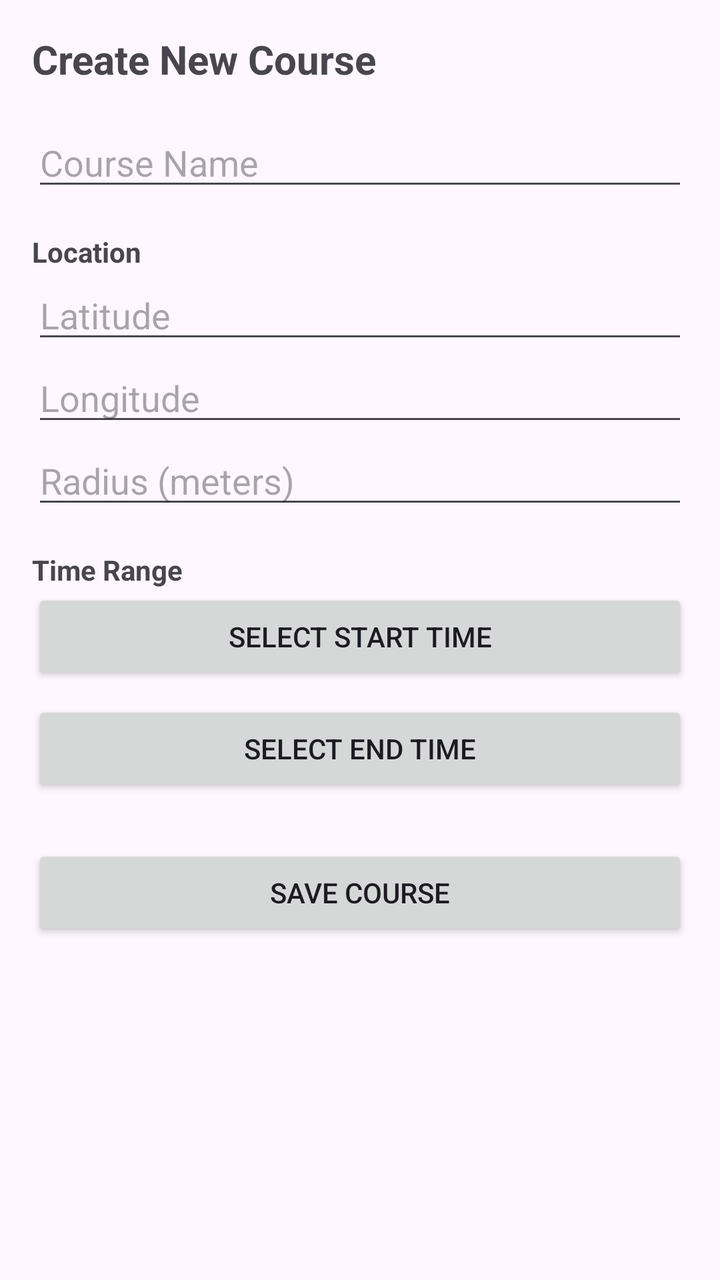
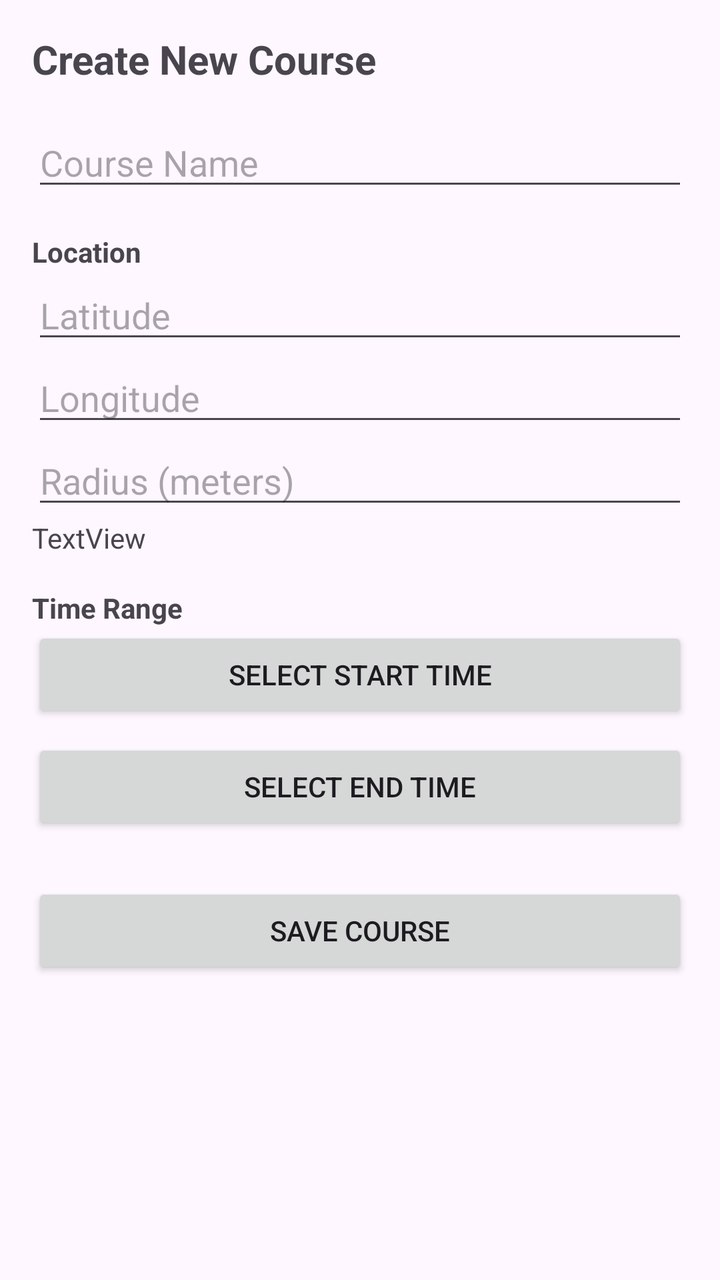

Screens rendered from an Android XML layout before and after an edit, with the pre-edit source and the edit as a unified diff.
<!-- AndroidManifest.xml: application theme Theme.RegistroAsistencia -->
<!-- res/layout/activity_create_course.xml -->
<?xml version="1.0" encoding="utf-8"?>
<ScrollView xmlns:android="http://schemas.android.com/apk/res/android"
    android:layout_width="match_parent"
    android:layout_height="match_parent"
    android:padding="16dp">

    <LinearLayout
        android:layout_width="match_parent"
        android:layout_height="wrap_content"
        android:orientation="vertical">

        <TextView
            android:layout_width="wrap_content"
            android:layout_height="wrap_content"
            android:text="Create New Course"
            android:textSize="20sp"
            android:textStyle="bold"
            android:layout_marginBottom="16dp"/>

        <EditText
            android:id="@+id/etCourseName"
            android:layout_width="match_parent"
            android:layout_height="wrap_content"
            android:hint="Course Name"/>

        <TextView
            android:layout_width="wrap_content"
            android:layout_height="wrap_content"
            android:text="Location"
            android:layout_marginTop="16dp"
            android:textStyle="bold"/>

        <EditText
            android:id="@+id/etLatitude"
            android:layout_width="match_parent"
            android:layout_height="wrap_content"
            android:hint="Latitude"
            android:inputType="numberDecimal|numberSigned"/>

        <EditText
            android:id="@+id/etLongitude"
            android:layout_width="match_parent"
            android:layout_height="wrap_content"
            android:hint="Longitude"
            android:inputType="numberDecimal|numberSigned"/>

        <EditText
            android:id="@+id/etRadius"
            android:layout_width="match_parent"
            android:layout_height="wrap_content"
            android:hint="Radius (meters)"
            android:inputType="numberDecimal"/>

        <TextView
            android:layout_width="wrap_content"
            android:layout_height="wrap_content"
            android:text="Time Range"
            android:layout_marginTop="16dp"
            android:textStyle="bold"/>

        <Button
            android:id="@+id/btnStartTime"
            android:layout_width="match_parent"
            android:layout_height="wrap_content"
            android:text="Select Start Time"/>

        <Button
            android:id="@+id/btnEndTime"
            android:layout_width="match_parent"
            android:layout_height="wrap_content"
            android:text="Select End Time"
            android:layout_marginTop="8dp"/>

        <Button
            android:id="@+id/btnSaveCourse"
            android:layout_width="match_parent"
            android:layout_height="wrap_content"
            android:text="Save Course"
            android:layout_marginTop="24dp"/>

    </LinearLayout>
</ScrollView>
<!-- resources referenced by this layout -->
<resources>
  <style name="Theme.RegistroAsistencia" parent="Base.Theme.RegistroAsistencia" />
  <style name="Base.Theme.RegistroAsistencia" parent="Theme.Material3.DayNight.NoActionBar">
          
          
      </style>
</resources>

<!-- the commit's change to res/layout/activity_create_course.xml (unified diff, before → after) -->
@@ -52,6 +52,12 @@
             android:inputType="numberDecimal"/>
 
         <TextView
+            android:id="@+id/btprueba"
+            android:layout_width="match_parent"
+            android:layout_height="wrap_content"
+            android:text="TextView" />
+
+        <TextView
             android:layout_width="wrap_content"
             android:layout_height="wrap_content"
             android:text="Time Range"
